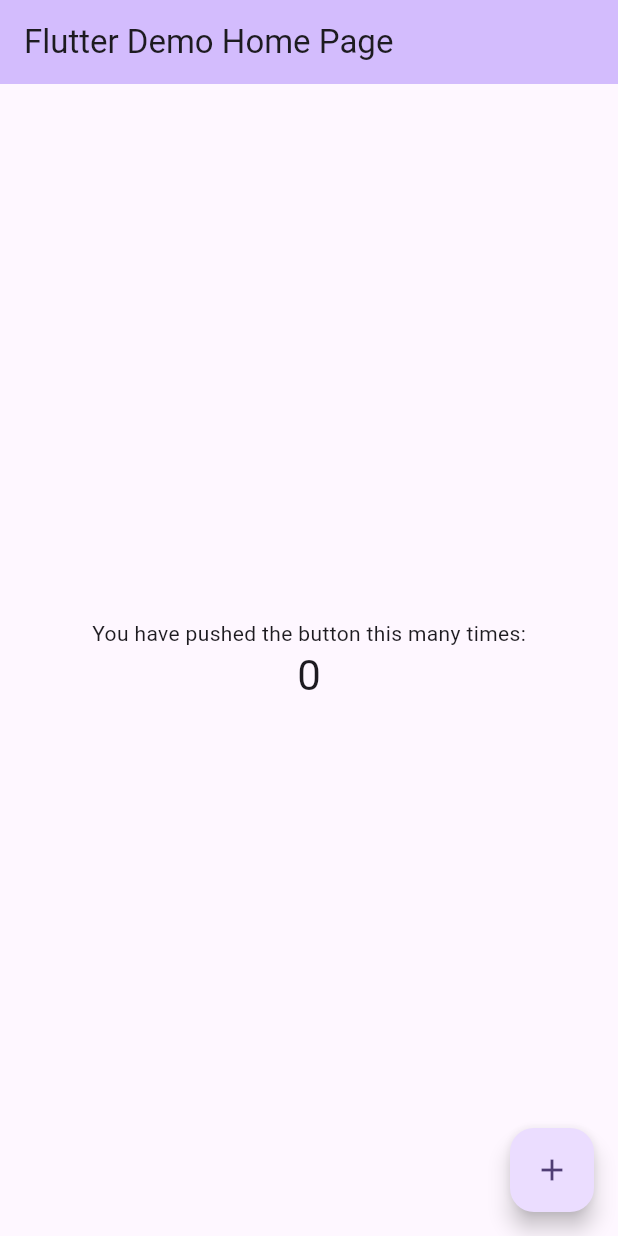
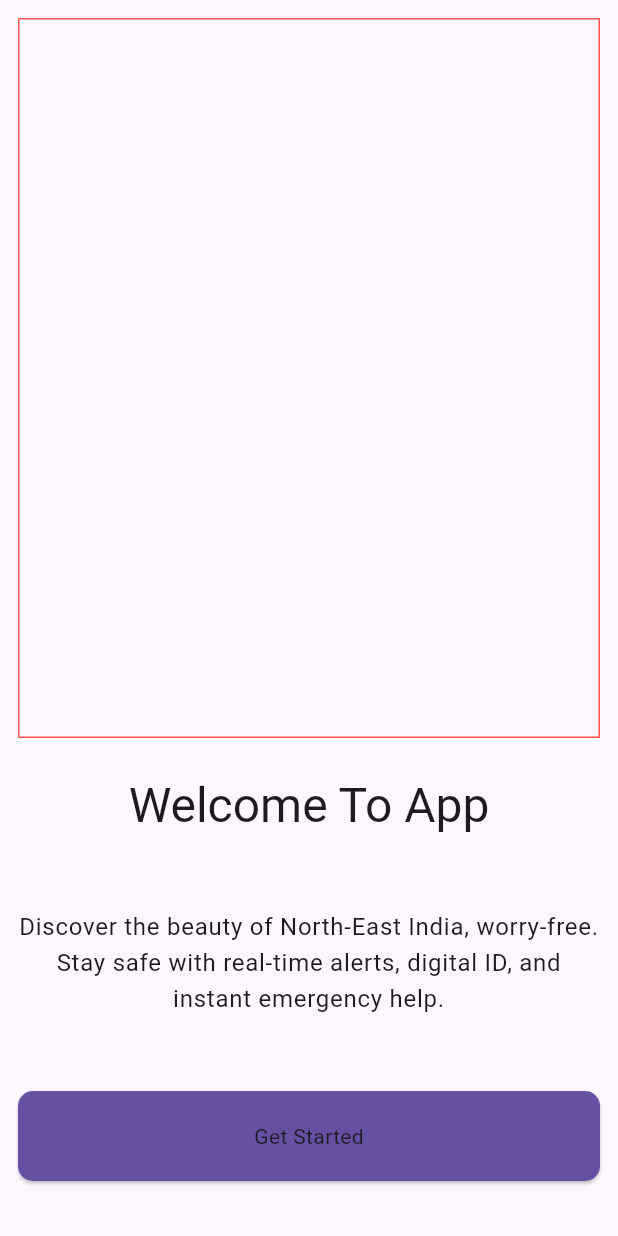
Before and after one commit to coder2505/cracked_notes, a Flutter app: the screen it shows after launch, on a phone screen of 412 x 824 dp. Run offline on Flutter 3.47's test engine with Material 3 defaults, Android fonts, the phone set to English and light mode, and no system bars.

Commit message:
added rough welcome screen

```diff
--- /dev/null
+++ b/lib/core/extensions/extensions.dart
@@ -0,0 +1,37 @@
+import 'package:flutter/material.dart';
+
+extension ThemeColors on BuildContext {
+  Color get primary => Theme.of(this).colorScheme.primary;
+  Color get onPrimary => Theme.of(this).colorScheme.onPrimary;
+
+  Color get secondary => Theme.of(this).colorScheme.secondary;
+  Color get onSecondary => Theme.of(this).colorScheme.onSecondary;
+
+  Color get surface => Theme.of(this).colorScheme.surface;
+  Color get onSurface => Theme.of(this).colorScheme.onSurface;
+
+  Color get error => Theme.of(this).colorScheme.error;
+  Color get onError => Theme.of(this).colorScheme.onError;
+
+  TextStyle? get displayLarge => Theme.of(this).textTheme.displayLarge;
+  TextStyle? get displayMedium => Theme.of(this).textTheme.displayMedium;
+  TextStyle? get displaySmall => Theme.of(this).textTheme.displaySmall;
+
+  TextStyle? get headlineLarge => Theme.of(this).textTheme.headlineLarge;
+  TextStyle? get headlineMedium => Theme.of(this).textTheme.headlineMedium;
+  TextStyle? get headlineSmall => Theme.of(this).textTheme.headlineSmall;
+
+  TextStyle? get titleLarge => Theme.of(this).textTheme.titleLarge;
+  TextStyle? get titleMedium => Theme.of(this).textTheme.titleMedium;
+  TextStyle? get titleSmall => Theme.of(this).textTheme.titleSmall;
+
+  TextStyle? get bodyLarge => Theme.of(this).textTheme.bodyLarge;
+  TextStyle? get bodyMedium => Theme.of(this).textTheme.bodyMedium;
+  TextStyle? get bodySmall => Theme.of(this).textTheme.bodySmall;
+
+  TextStyle? get labelLarge => Theme.of(this).textTheme.labelLarge;
+  TextStyle? get labelMedium => Theme.of(this).textTheme.labelMedium;
+  TextStyle? get labelSmall => Theme.of(this).textTheme.labelSmall;
+
+  TextStyle? get labelStyle => Theme.of(this).inputDecorationTheme.labelStyle;
+}
--- a/lib/main.dart
+++ b/lib/main.dart
@@ -1,3 +1,4 @@
+import 'package:cracked_notes/views/screens/welcome_screen.dart';
 import 'package:flutter/material.dart';
 
 void main() {
@@ -12,111 +13,7 @@ class MyApp extends StatelessWidget {
   Widget build(BuildContext context) {
     return MaterialApp(
       title: 'Flutter Demo',
-      theme: ThemeData(
-        // This is the theme of your application.
-        //
-        // TRY THIS: Try running your application with "flutter run". You'll see
-        // the application has a purple toolbar. Then, without quitting the app,
-        // try changing the seedColor in the colorScheme below to Colors.green
-        // and then invoke "hot reload" (save your changes or press the "hot
-        // reload" button in a Flutter-supported IDE, or press "r" if you used
-        // the command line to start the app).
-        //
-        // Notice that the counter didn't reset back to zero; the application
-        // state is not lost during the reload. To reset the state, use hot
-        // restart instead.
-        //
-        // This works for code too, not just values: Most code changes can be
-        // tested with just a hot reload.
-        colorScheme: ColorScheme.fromSeed(seedColor: Colors.deepPurple),
-      ),
-      home: const MyHomePage(title: 'Flutter Demo Home Page'),
+      home: WelcomeScreen(),
     );
   }
 }
-
-class MyHomePage extends StatefulWidget {
-  const MyHomePage({super.key, required this.title});
-
-  // This widget is the home page of your application. It is stateful, meaning
-  // that it has a State object (defined below) that contains fields that affect
-  // how it looks.
-
-  // This class is the configuration for the state. It holds the values (in this
-  // case the title) provided by the parent (in this case the App widget) and
-  // used by the build method of the State. Fields in a Widget subclass are
-  // always marked "final".
-
-  final String title;
-
-  @override
-  State<MyHomePage> createState() => _MyHomePageState();
-}
-
-class _MyHomePageState extends State<MyHomePage> {
-  int _counter = 0;
-
-  void _incrementCounter() {
-    setState(() {
-      // This call to setState tells the Flutter framework that something has
-      // changed in this State, which causes it to rerun the build method below
-      // so that the display can reflect the updated values. If we changed
-      // _counter without calling setState(), then the build method would not be
-      // called again, and so nothing would appear to happen.
-      _counter++;
-    });
-  }
-
-  @override
-  Widget build(BuildContext context) {
-    // This method is rerun every time setState is called, for instance as done
-    // by the _incrementCounter method above.
-    //
-    // The Flutter framework has been optimized to make rerunning build methods
-    // fast, so that you can just rebuild anything that needs updating rather
-    // than having to individually change instances of widgets.
-    return Scaffold(
-      appBar: AppBar(
-        // TRY THIS: Try changing the color here to a specific color (to
-        // Colors.amber, perhaps?) and trigger a hot reload to see the AppBar
-        // change color while the other colors stay the same.
-        backgroundColor: Theme.of(context).colorScheme.inversePrimary,
-        // Here we take the value from the MyHomePage object that was created by
-        // the App.build method, and use it to set our appbar title.
-        title: Text(widget.title),
-      ),
-      body: Center(
-        // Center is a layout widget. It takes a single child and positions it
-        // in the middle of the parent.
-        child: Column(
-          // Column is also a layout widget. It takes a list of children and
-          // arranges them vertically. By default, it sizes itself to fit its
-          // children horizontally, and tries to be as tall as its parent.
-          //
-          // Column has various properties to control how it sizes itself and
-          // how it positions its children. Here we use mainAxisAlignment to
-          // center the children vertically; the main axis here is the vertical
-          // axis because Columns are vertical (the cross axis would be
-          // horizontal).
-          //
-          // TRY THIS: Invoke "debug painting" (choose the "Toggle Debug Paint"
-          // action in the IDE, or press "p" in the console), to see the
-          // wireframe for each widget.
-          mainAxisAlignment: MainAxisAlignment.center,
-          children: <Widget>[
-            const Text('You have pushed the button this many times:'),
-            Text(
-              '$_counter',
-              style: Theme.of(context).textTheme.headlineMedium,
-            ),
-          ],
-        ),
-      ),
-      floatingActionButton: FloatingActionButton(
-        onPressed: _incrementCounter,
-        tooltip: 'Increment',
-        child: const Icon(Icons.add),
-      ), // This trailing comma makes auto-formatting nicer for build methods.
-    );
-  }
-}
--- /dev/null
+++ b/lib/views/screens/welcome_screen.dart
@@ -0,0 +1,38 @@
+import 'package:flutter/material.dart';
+
+import '../widgets/welcome_screen_widgets.dart';
+
+class WelcomeScreen extends StatefulWidget {
+  const WelcomeScreen({super.key});
+
+  @override
+  State<WelcomeScreen> createState() => _WelcomeScreenState();
+}
+
+class _WelcomeScreenState extends State<WelcomeScreen> {
+  late double height, width;
+
+  @override
+  Widget build(BuildContext context) {
+    height = MediaQuery.of(context).size.height;
+    width = MediaQuery.of(context).size.width;
+
+    return Scaffold(
+      body: Padding(
+        padding: const EdgeInsets.all(12.0),
+        child: SafeArea(
+          child: Column(
+            children: [
+              Expanded(
+                  flex: 3,
+                  child: WelcomeScreenWidgets.upperContainerLottieFile(height)),
+              Expanded(
+                  flex: 2,
+                  child: WelcomeScreenWidgets.bottomContainer(context)),
+            ],
+          ),
+        ),
+      ),
+    );
+  }
+}
--- /dev/null
+++ b/lib/views/widgets/welcome_screen_widgets.dart
@@ -0,0 +1,39 @@
+import 'package:cracked_notes/core/extensions/extensions.dart';
+import 'package:flutter/material.dart';
+
+
+class WelcomeScreenWidgets {
+  static Widget upperContainerLottieFile(double height) {
+    return Container(
+      height: height * 0.6,
+      decoration: BoxDecoration(border: BoxBorder.all(color: Colors.redAccent)),
+    );
+  }
+
+  static Widget bottomContainer(BuildContext context) {
+    double width = MediaQuery.of(context).size.height;
+
+    return Column(
+      mainAxisAlignment: MainAxisAlignment.spaceAround,
+      children: [
+        Text("Welcome To App", style: context.headlineLarge),
+        Text(
+          "Discover the beauty of North-East India, worry-free.\nStay safe with real-time alerts, digital ID, and instant emergency help.",
+          textAlign: TextAlign.center,
+          style: context.bodyLarge,
+        ),
+        ElevatedButton(
+          onPressed: () {},
+          style: ElevatedButton.styleFrom(
+            backgroundColor: context.primary,
+            minimumSize: Size(width * 0.8, 60),
+            shape: RoundedRectangleBorder(
+              borderRadius: BorderRadius.circular(10),
+            ),
+          ),
+          child: Text("Get Started", style: context.bodyMedium),
+        ),
+      ],
+    );
+  }
+}
```
Also changed, not shown: lib/core/theme/app_colors.dart (added, +31 -0 lines), lib/core/theme/app_theme.dart (added, +161 -0 lines).
